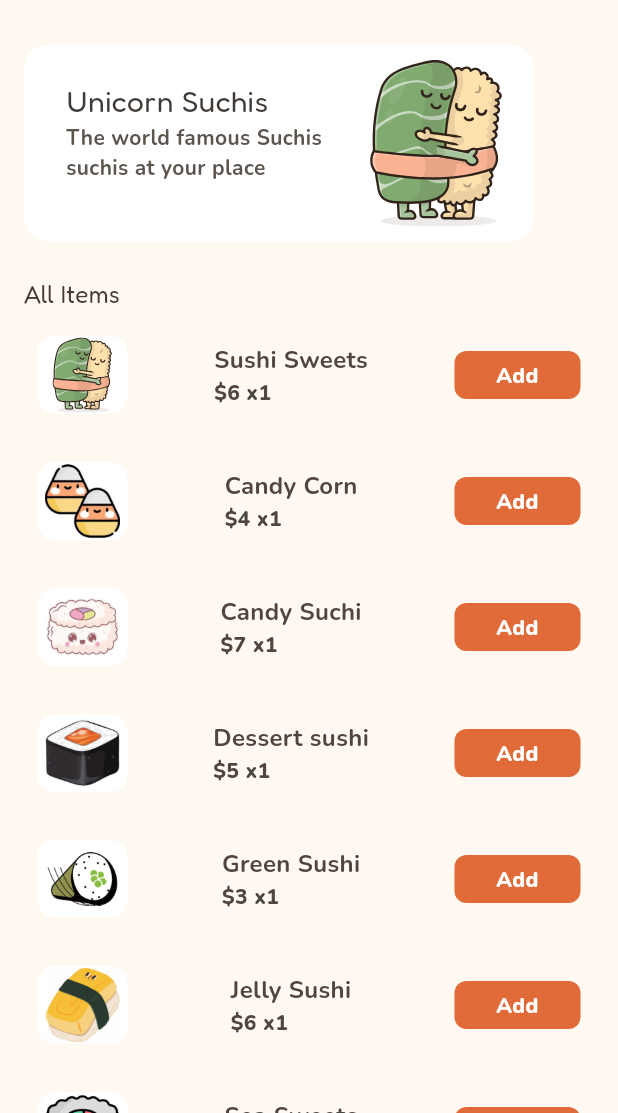
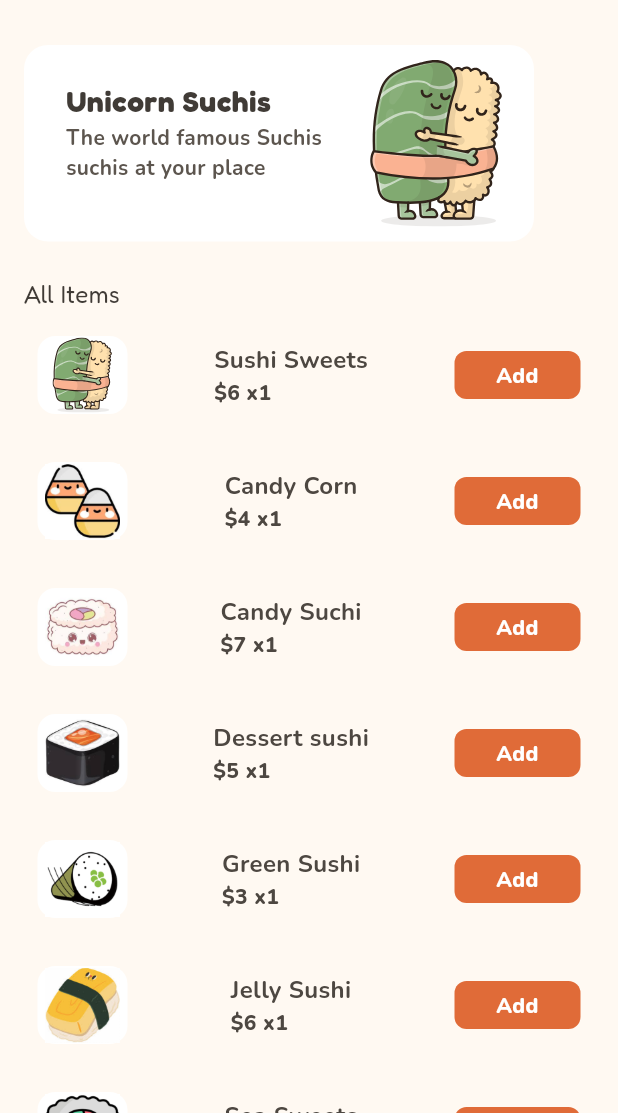
Before and after one commit to Mahmoud-ElShorbagy/candy_buy, a Flutter app: the HomeView screen opened by its route, after a tap on "25-35 mins", on a phone screen of 412 x 824 dp, the part 123-1236 px from its top. Run offline on Flutter 3.47's test engine with Material 3 defaults, Android fonts, the phone set to English and light mode, and no system bars; our stand-ins replace cloud_firestore, firebase_auth, firebase_core, flutter_bloc, flutter_svg; accounts and stored records are empty.

Commit message:
Adding fonts tones and weights

```diff
--- a/lib/views/view_candy/categories_body/view.dart
+++ b/lib/views/view_candy/categories_body/view.dart
@@ -24,7 +24,7 @@ class CategoriesBodyView extends StatelessWidget {
             padding: const EdgeInsets.all(16.0),
             child: Center(
                 child: CustomText(
-                    text: "This is the final result",
+                    text: "This is the final result.",
                     fontWeight: FontWeight.w700,
                     color: AppColors.textBoldColor,
                     fontSize: 16)),
--- a/lib/views/view_candy/custom_cart_info/view.dart
+++ b/lib/views/view_candy/custom_cart_info/view.dart
@@ -38,7 +38,7 @@ class CustomCartInfoView extends StatelessWidget {
                 fontSize: 20,
                 text: title,
                 color: AppColors.textBoldColor,
-                fontWeghit: FontWeight.w400),
+                fontWeghit: FontWeight.w700),
             CustomText(
                 text: content,
                 fontWeight: FontWeight.w700,
--- a/lib/views/view_candy/donuts_category/view.dart
+++ b/lib/views/view_candy/donuts_category/view.dart
@@ -8,6 +8,7 @@ class DonutsCategoryView extends StatelessWidget {
   @override
   Widget build(BuildContext context) {
     return CustomCategoryProduct(
+      width: 350,
       title: "Donuts",
       titleCart: "Unicorn Donuts",
       contentCart: "The world famous unicorn",
--- a/lib/views/view_candy/donuts_page/view.dart
+++ b/lib/views/view_candy/donuts_page/view.dart
@@ -29,7 +29,7 @@ class DonutsPageView extends StatelessWidget {
               padding: EdgeInsets.all(16.0),
               child: Center(
                   child: CustomText(
-                      text: "This is the final result",
+                      text: "This is the final result.",
                       fontWeight: FontWeight.w700,
                       color: AppColors.textBoldColor,
                       fontSize: 16)),
```
Also changed, not shown: pubspec.yaml (+79 -1 lines).
